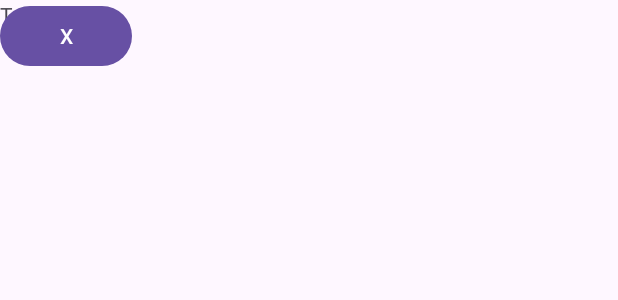
After one commit to ensismoebius/aulas-android-nivel01, an Android app: the layout linha.xml on its own in the app's theme, with its tools: preview values and no code run, on a phone screen of 412 x 824 dp. The commit adds this screen. Shown: the top 300 px of the screen. Run offline under Robolectric (Android 15) with nearby library versions, the phone set to English and light mode, and no system bars.

Commit message:
Preparing to make a calculator

```diff
--- a/app/src/main/java/org/dedira/calculadora/MainActivity.java
+++ b/app/src/main/java/org/dedira/calculadora/MainActivity.java
@@ -6,16 +6,22 @@ import android.widget.TextView;
 
 import androidx.appcompat.app.AppCompatActivity;
 
+import java.util.ArrayList;
+
 public class MainActivity extends AppCompatActivity {
     Button btn1, btn2, btn3, btn4, btn5, btn6, btn7, btn8, btn9, btn0, btnce;
     Button btnIgual, btnMais, btnMenos, btnMult, btnDiv, btnAbre, btnFecha;
 
     TextView txtResultado;
 
+    ArrayList<String> listaDeExpressoesMatematicas;
+
     @Override
     protected void onCreate(Bundle savedInstanceState) {
         super.onCreate(savedInstanceState);
         setContentView(R.layout.activity_main);
+
+        this.listaDeExpressoesMatematicas = new ArrayList<>();
 
         this.txtResultado = this.findViewById(R.id.txtFormula);
 
@@ -40,11 +46,17 @@ public class MainActivity extends AppCompatActivity {
         this.btnce = this.findViewById(R.id.btnCe);
 
         this.btnIgual.setOnClickListener(v -> {
+
+            this.listaDeExpressoesMatematicas.add(
+                    this.txtResultado.getText().toString()
+            );
+
             this.txtResultado.setText(
                     Interpretador.avaliar(
                             this.txtResultado.getText().toString()
                     )
             );
+
         });
 
         this.btnMais.setOnClickListener(v -> {
--- /dev/null
+++ b/app/src/main/res/layout/linha.xml
@@ -0,0 +1,17 @@
+<?xml version="1.0" encoding="utf-8"?>
+<androidx.constraintlayout.widget.ConstraintLayout xmlns:android="http://schemas.android.com/apk/res/android"
+    android:layout_width="match_parent"
+    android:layout_height="match_parent">
+
+    <TextView
+        android:id="@+id/txtHistorico"
+        android:layout_width="wrap_content"
+        android:layout_height="wrap_content"
+        android:text="TextView" />
+
+    <Button
+        android:id="@+id/btnDelete"
+        android:layout_width="wrap_content"
+        android:layout_height="wrap_content"
+        android:text="X" />
+</androidx.constraintlayout.widget.ConstraintLayout>
```
